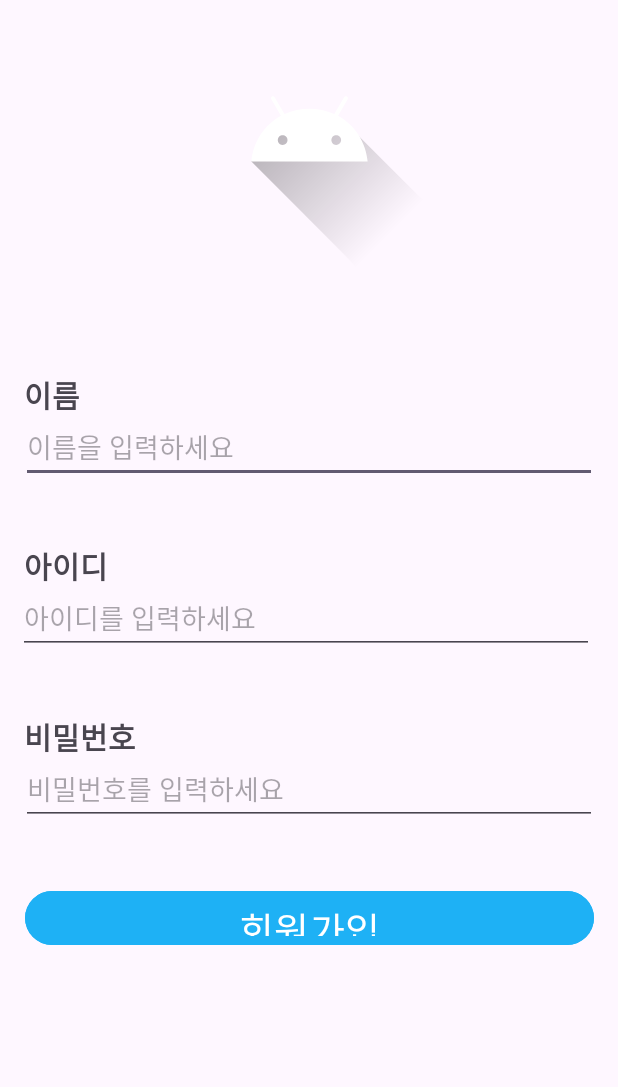
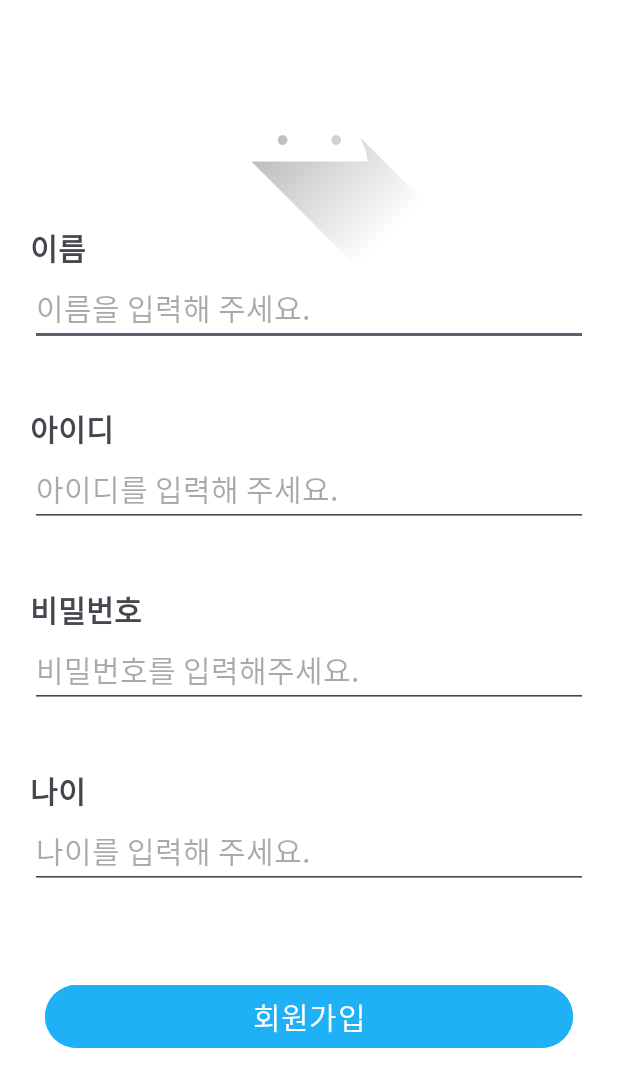
Before and after one commit to subak96/kotlin, an Android app: the SignpActivity screen opened directly, with no data from a screen before it, on a phone screen of 412 x 824 dp. Shown: the top 1087 px of the screen. Run offline under Robolectric (Android 15) with nearby library versions, the phone set to English and light mode, and no system bars.

Commit message:
로그인 화면, 회원가입 화면, 정보화면 수정 extra data만 하면 됌

```diff
--- a/Homework/app/src/main/java/com/example/homework/HomeActivity.kt
+++ b/Homework/app/src/main/java/com/example/homework/HomeActivity.kt
@@ -2,6 +2,7 @@ package com.example.homework
 
 import androidx.appcompat.app.AppCompatActivity
 import android.os.Bundle
+import android.widget.Button
 import android.widget.Toast
 
 class HomeActivity : AppCompatActivity() {
@@ -10,5 +11,10 @@ class HomeActivity : AppCompatActivity() {
         setContentView(R.layout.activity_home)
 
         Toast.makeText(this, "로그인 되었습니다.", Toast.LENGTH_SHORT).show()
+
+        val btn4 = findViewById<Button>(R.id.btn_4)
+        btn4.setOnClickListener {
+            finish()
+        }
     }
 }
--- a/Homework/app/src/main/java/com/example/homework/SingInActivity.kt
+++ b/Homework/app/src/main/java/com/example/homework/SingInActivity.kt
@@ -20,7 +20,7 @@ class SingInActivity : AppCompatActivity() {
             val useID = editTextID.text.toString()
             val password = editTextPassword.text.toString()
 
-            if (useID.isEmpty() && password.isEmpty()){
+            if (useID.isEmpty() || password.isEmpty()){
                 Toast.makeText(this, "아이디와 비밀번호를 입력하세요.", Toast.LENGTH_SHORT).show()
             }
             else {
@@ -28,7 +28,6 @@ class SingInActivity : AppCompatActivity() {
                 startActivity(intent)
             }
         }
-
         val btn2 = findViewById<Button>(R.id.btn_2)
         btn2.setOnClickListener{
             val intent = Intent(this, SignpActivity::class.java)
--- a/Homework/app/src/main/res/layout/activity_signp.xml
+++ b/Homework/app/src/main/res/layout/activity_signp.xml
@@ -1,20 +1,25 @@
-<?xml version="1.0" encoding="utf-8"?>
-<androidx.constraintlayout.widget.ConstraintLayout xmlns:android="http://schemas.android.com/apk/res/android"
+<ScrollView
+    xmlns:android="http://schemas.android.com/apk/res/android"
     xmlns:app="http://schemas.android.com/apk/res-auto"
     xmlns:tools="http://schemas.android.com/tools"
     android:layout_width="match_parent"
     android:layout_height="match_parent"
-    tools:context=".SignpActivity">
+    android:background="#FFFFFF"
+    tools:context=".SingInActivity">
+
+    <androidx.constraintlayout.widget.ConstraintLayout
+        android:layout_width="match_parent"
+        android:layout_height="wrap_content">
 
 
     <TextView
         android:id="@+id/textView"
         android:layout_width="wrap_content"
         android:layout_height="wrap_content"
-        android:layout_marginStart="16dp"
-        android:layout_marginTop="248dp"
+        android:layout_marginStart="20dp"
+        android:layout_marginTop="150dp"
+        android:fontFamily="@font/in"
         android:text="이름"
-        android:fontFamily="@font/in"
         android:textSize="20dp"
         android:textStyle="bold"
         app:layout_constraintStart_toStartOf="parent"
@@ -24,7 +29,7 @@
         android:id="@+id/textView4"
         android:layout_width="wrap_content"
         android:layout_height="wrap_content"
-        android:layout_marginStart="16dp"
+        android:layout_marginStart="20dp"
         android:layout_marginTop="40dp"
         android:fontFamily="@font/in"
         android:text="비밀번호"
@@ -37,71 +42,16 @@
         android:id="@+id/textView5"
         android:layout_width="wrap_content"
         android:layout_height="wrap_content"
-        android:layout_marginStart="16dp"
+        android:layout_marginStart="20dp"
         android:layout_marginTop="40dp"
+        android:fontFamily="@font/in"
         android:text="아이디"
         android:textSize="20dp"
-        android:fontFamily="@font/in"
         android:textStyle="bold"
         app:layout_constraintStart_toStartOf="parent"
         app:layout_constraintTop_toBottomOf="@+id/Password_1" />
 
-    <EditText
-        android:id="@+id/Password_1"
-        android:layout_width="384dp"
-        android:layout_height="44dp"
-        android:layout_marginStart="25dp"
-        android:layout_marginEnd="25dp"
-        android:ems="10"
-        android:fontFamily="@font/in"
-        android:hint="이름을 입력하세요"
-        android:inputType="textPassword"
-        app:layout_constraintEnd_toEndOf="parent"
-        app:layout_constraintStart_toStartOf="parent"
-        app:layout_constraintTop_toBottomOf="@+id/textView" />
 
-    <EditText
-        android:id="@+id/Password_2"
-        android:layout_width="384dp"
-        android:layout_height="44dp"
-        android:layout_marginStart="25dp"
-        android:layout_marginEnd="25dp"
-        android:ems="10"
-        android:fontFamily="@font/in"
-        android:hint="비밀번호를 입력하세요"
-        android:inputType="textPassword"
-        app:layout_constraintEnd_toEndOf="parent"
-        app:layout_constraintHorizontal_bias="0.521"
-        app:layout_constraintStart_toStartOf="parent"
-        app:layout_constraintTop_toBottomOf="@+id/textView4" />
-
-    <EditText
-        android:id="@+id/Password_3"
-        android:layout_width="384dp"
-        android:layout_height="44dp"
-        android:layout_marginStart="25dp"
-        android:layout_marginEnd="25dp"
-        android:ems="10"
-        android:fontFamily="@font/in"
-        android:hint="아이디를 입력하세요"
-        android:inputType="textPassword"
-        app:layout_constraintEnd_toEndOf="parent"
-        app:layout_constraintHorizontal_bias="0.608"
-        app:layout_constraintStart_toStartOf="parent"
-        app:layout_constraintTop_toBottomOf="@+id/textView5" />
-
-    <Button
-        android:id="@+id/btn_3"
-        android:layout_width="379dp"
-        android:layout_height="44dp"
-        android:layout_marginTop="40dp"
-        android:backgroundTint="#1EB1F5"
-        android:text="회원가입"
-        android:fontFamily="@font/in"
-        android:textSize="25dp"
-        app:layout_constraintEnd_toEndOf="parent"
-        app:layout_constraintStart_toStartOf="parent"
-        app:layout_constraintTop_toBottomOf="@+id/Password_2" />
 
     <ImageView
         android:id="@+id/imageView"
@@ -114,4 +64,95 @@
         app:srcCompat="@drawable/ic_launcher_foreground"
         tools:layout_editor_absoluteY="16dp" />
 
-</androidx.constraintlayout.widget.ConstraintLayout>
+
+    <EditText
+        android:id="@+id/Password_2"
+        android:layout_width="match_parent"
+        android:layout_height="wrap_content"
+        android:layout_marginStart="20dp"
+        android:layout_marginEnd="20dp"
+        android:ems="10"
+        android:hint="비밀번호를 입력해주세요."
+        android:fontFamily="@font/in"
+        android:textSize="20dp"
+        android:inputType="textPassword"
+        app:layout_constraintEnd_toEndOf="parent"
+        app:layout_constraintStart_toStartOf="parent"
+        app:layout_constraintTop_toBottomOf="@+id/textView4" />
+
+    <EditText
+        android:id="@+id/Password_1"
+        android:layout_width="match_parent"
+        android:layout_height="wrap_content"
+        android:layout_marginStart="20dp"
+        android:layout_marginEnd="20dp"
+        android:ems="10"
+        android:hint="이름을 입력해 주세요."
+        android:fontFamily="@font/in"
+        android:textSize="20dp"
+        app:layout_constraintEnd_toEndOf="parent"
+        app:layout_constraintStart_toStartOf="parent"
+        app:layout_constraintTop_toBottomOf="@+id/textView" />
+
+    <EditText
+        android:id="@+id/Password_3"
+        android:layout_width="match_parent"
+        android:layout_height="wrap_content"
+        android:layout_marginStart="20dp"
+        android:layout_marginEnd="20dp"
+        android:ems="10"
+        android:fontFamily="@font/in"
+        android:hint="아이디를 입력해 주세요."
+        android:textSize="20dp"
+        app:layout_constraintEnd_toEndOf="parent"
+        app:layout_constraintHorizontal_bias="0.0"
+        app:layout_constraintStart_toStartOf="parent"
+        app:layout_constraintTop_toBottomOf="@+id/textView5" />
+
+        <EditText
+            android:id="@+id/Password_4"
+            android:layout_width="match_parent"
+            android:layout_height="wrap_content"
+            android:layout_marginStart="20dp"
+            android:layout_marginEnd="20dp"
+            android:ems="10"
+            android:fontFamily="@font/in"
+            android:hint="나이를 입력해 주세요."
+            android:textSize="20dp"
+            app:layout_constraintEnd_toEndOf="parent"
+            android:inputType="number"
+            app:layout_constraintHorizontal_bias="0.0"
+            app:layout_constraintStart_toStartOf="parent"
+            app:layout_constraintTop_toBottomOf="@+id/textView6" />
+
+        <Button
+            android:id="@+id/btn_3"
+            android:layout_width="match_parent"
+            android:layout_height="wrap_content"
+            android:layout_marginStart="30dp"
+            android:layout_marginTop="60dp"
+            android:layout_marginEnd="30dp"
+            android:backgroundTint="#1EB1F5"
+            android:fontFamily="@font/in"
+            android:text="회원가입"
+            android:textSize="20dp"
+            app:layout_constraintEnd_toEndOf="parent"
+            app:layout_constraintHorizontal_bias="0.0"
+            app:layout_constraintStart_toStartOf="parent"
+            app:layout_constraintTop_toBottomOf="@+id/Password_4" />
+
+        <TextView
+            android:id="@+id/textView6"
+            android:layout_width="wrap_content"
+            android:layout_height="wrap_content"
+            android:layout_marginStart="20dp"
+            android:layout_marginTop="40dp"
+            android:text="나이"
+            android:textSize="20dp"
+            android:fontFamily="@font/in"
+            android:textStyle="bold"
+            app:layout_constraintStart_toStartOf="parent"
+            app:layout_constraintTop_toBottomOf="@+id/Password_2" />
+
+    </androidx.constraintlayout.widget.ConstraintLayout>
+</ScrollView>
```
Also changed, not shown: Homework/app/src/main/java/com/example/homework/SignpActivity.kt (+25 -0 lines), Homework/app/src/main/res/layout/activity_home.xml (+57 -22 lines), Homework/app/src/main/res/layout/activity_singinactivity.xml (+8 -6 lines).
